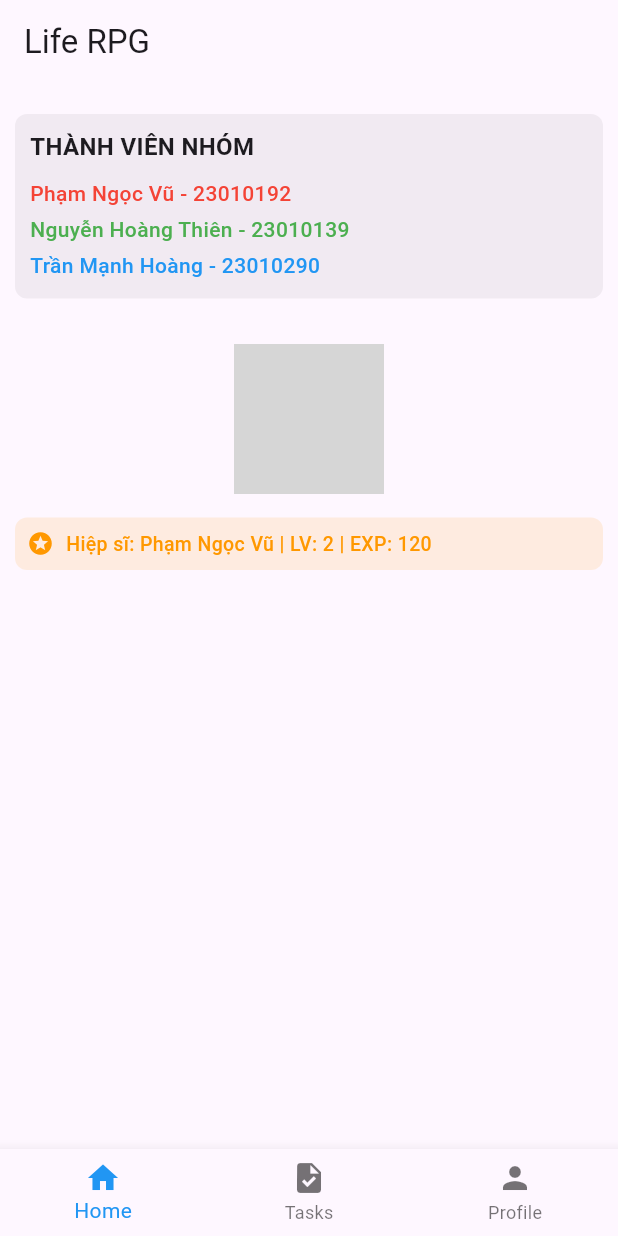
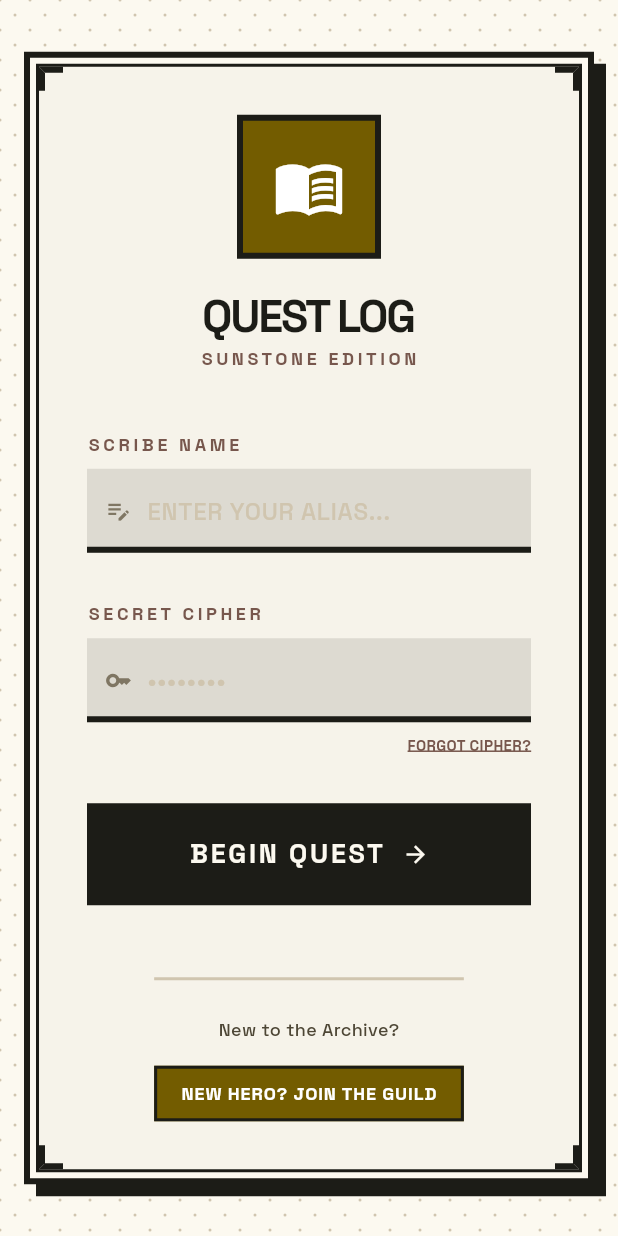
Before and after one commit to vu-phamngoc/ProjectName_Thien_Vu_Hoang_N03_1_2026, a Flutter app: the screen it shows after launch, on a phone screen of 412 x 824 dp. Run offline on Flutter 3.47's test engine with Material 3 defaults, Android fonts, the phone set to English and light mode, and no system bars; our stand-ins replace google_fonts; grey boxes are pictures that could not be loaded.

Commit message:
login screen

```diff
--- a/flutter_application/lib/front/screens/login_screen.dart
+++ b/flutter_application/lib/front/screens/login_screen.dart
@@ -0,0 +1,381 @@
+import 'package:flutter/material.dart';
+import 'package:google_fonts/google_fonts.dart';
+
+class LoginScreen extends StatelessWidget {
+  const LoginScreen({Key? key}) : super(key: key);
+
+  @override
+  Widget build(BuildContext context) {
+    return Scaffold(
+      backgroundColor: const Color(0xFFFCF9F0), // surface
+      body: Stack(
+        children: [
+          // Background dotted pattern
+          Positioned.fill(
+            child: CustomPaint(
+              painter: _DotGridPainter(),
+            ),
+          ),
+
+          // Background floating icons (optional decoration as per design)
+          const Positioned(
+            top: 40,
+            right: 40,
+            child: Opacity(
+              opacity: 0.1,
+              child: Icon(Icons.history_edu, size: 192, color: Color(0xFF1C1C17)),
+            ),
+          ),
+          const Positioned(
+            bottom: 40,
+            left: 40,
+            child: Opacity(
+              opacity: 0.1,
+              child: Icon(Icons.token, size: 192, color: Color(0xFF1C1C17)),
+            ),
+          ),
+
+          // Main Login Card
+          Center(
+            child: SingleChildScrollView(
+              padding: const EdgeInsets.all(16.0),
+              child: ConstrainedBox(
+                constraints: const BoxConstraints(maxWidth: 448),
+                child: Container(
+                  decoration: BoxDecoration(
+                    color: const Color(0xFFFCF9F0), // surface
+                    border: Border.all(color: const Color(0xFF1C1C17), width: 4),
+                    boxShadow: const [
+                      BoxShadow(
+                        color: Color(0xFF1C1C17),
+                        offset: Offset(8, 8),
+                      ),
+                    ],
+                  ),
+                  padding: const EdgeInsets.all(4),
+                  child: Container(
+                    decoration: BoxDecoration(
+                      color: const Color(0xFFF6F3EA), // surface-container-low
+                      border: Border.all(color: const Color(0xFF1C1C17), width: 2),
+                    ),
+                    child: Stack(
+                      children: [
+                        // Decorative Corners
+                        Positioned.fill(child: _buildCorners()),
+
+                        // Content
+                        Padding(
+                          padding: const EdgeInsets.all(32.0),
+                          child: Column(
+                            mainAxisSize: MainAxisSize.min,
+                            children: [
+                              // Heraldry / Logo
+                              Container(
+                                width: 96,
+                                height: 96,
+                                decoration: BoxDecoration(
+                                  color: const Color(0xFF735C00), // secondary
+                                  border: Border.all(color: const Color(0xFF1C1C17), width: 4),
+                                ),
+                                alignment: Alignment.center,
+                                child: const Icon(
+                                  Icons.menu_book,
+                                  color: Colors.white,
+                                  size: 48,
+                                ),
+                              ),
+                              const SizedBox(height: 24),
+
+                              Text(
+                                'QUEST LOG',
+                                style: GoogleFonts.spaceGrotesk(
+                                  fontSize: 30,
+                                  fontWeight: FontWeight.bold,
+                                  color: const Color(0xFF1C1C17), // on-surface
+                                  letterSpacing: -1.5,
+                                  height: 1.0,
+                                ),
+                              ),
+                              const SizedBox(height: 4),
+                              Text(
+                                'SUNSTONE EDITION',
+                                style: GoogleFonts.spaceGrotesk(
+                                  fontSize: 12,
+                                  fontWeight: FontWeight.bold,
+                                  color: const Color(0xFF77574D), // primary
+                                  letterSpacing: 2.4,
+                                ),
+                              ),
+                              const SizedBox(height: 40),
+
+                              // Form
+                              _buildInputField(
+                                label: 'SCRIBE NAME',
+                                icon: Icons.edit_note,
+                                hint: 'ENTER YOUR ALIAS...',
+                              ),
+                              const SizedBox(height: 32),
+
+                              _buildInputField(
+                                label: 'SECRET CIPHER',
+                                icon: Icons.key,
+                                hint: '••••••••',
+                                isPassword: true,
+                              ),
+                              const SizedBox(height: 8),
+
+                              Align(
+                                alignment: Alignment.centerRight,
+                                child: InkWell(
+                                  onTap: () {},
+                                  child: Text(
+                                    'FORGOT CIPHER?',
+                                    style: GoogleFonts.spaceGrotesk(
+                                      fontSize: 10,
+                                      fontWeight: FontWeight.bold,
+                                      color: const Color(0xFF77574D), // primary
+                                      decoration: TextDecoration.underline,
+                                      decorationColor: const Color(0xFF77574D),
+                                      decorationThickness: 2,
+                                    ),
+                                  ),
+                                ),
+                              ),
+                              const SizedBox(height: 32),
+
+                              // Submit Button
+                              SizedBox(
+                                width: double.infinity,
+                                height: 68,
+                                child: ElevatedButton(
+                                  onPressed: () {},
+                                  style: ElevatedButton.styleFrom(
+                                    backgroundColor: const Color(0xFF1C1C17), // on-surface
+                                    foregroundColor: const Color(0xFFFCF9F0), // surface
+                                    shape: const RoundedRectangleBorder(
+                                      borderRadius: BorderRadius.zero,
+                                    ),
+                                    elevation: 0,
+                                    padding: EdgeInsets.zero,
+                                  ),
+                                  child: Row(
+                                    mainAxisAlignment: MainAxisAlignment.center,
+                                    children: [
+                                      Text(
+                                        'BEGIN QUEST',
+                                        style: GoogleFonts.spaceGrotesk(
+                                          fontSize: 18,
+                                          fontWeight: FontWeight.w800,
+                                          letterSpacing: 1.8,
+                                        ),
+                                      ),
+                                      const SizedBox(width: 12),
+                                      const Icon(Icons.arrow_forward),
+                                    ],
+                                  ),
+                                ),
+                              ),
+
+                              const SizedBox(height: 48),
+
+                              // Footer
+                              Container(
+                                padding: const EdgeInsets.only(top: 24),
+                                decoration: const BoxDecoration(
+                                  border: Border(
+                                    top: BorderSide(
+                                      color: Color(0xFFD0C5AF), // outline-variant
+                                      width: 2,
+                                    ),
+                                  ),
+                                ),
+                                child: Column(
+                                  children: [
+                                    Text(
+                                      'New to the Archive?',
+                                      style: GoogleFonts.spaceGrotesk(
+                                        fontSize: 12,
+                                        fontWeight: FontWeight.w500,
+                                        color: const Color(0xFF4D4635), // on-surface-variant
+                                      ),
+                                    ),
+                                    const SizedBox(height: 16),
+                                    Material(
+                                      color: const Color(0xFF735C00), // secondary
+                                      child: InkWell(
+                                        onTap: () {},
+                                        child: Container(
+                                          padding: const EdgeInsets.symmetric(horizontal: 16, vertical: 8),
+                                          decoration: BoxDecoration(
+                                            border: Border.all(
+                                              color: const Color(0xFF1C1C17), // on-surface
+                                              width: 2,
+                                            ),
+                                          ),
+                                          child: Text(
+                                            'NEW HERO? JOIN THE GUILD',
+                                            style: GoogleFonts.spaceGrotesk(
+                                              fontSize: 12,
+                                              fontWeight: FontWeight.bold,
+                                              color: Colors.white, // on-secondary
+                                              letterSpacing: 0.6,
+                                            ),
+                                          ),
+                                        ),
+                                      ),
+                                    ),
+                                  ],
+                                ),
+                              ),
+                            ],
+                          ),
+                        ),
+                      ],
+                    ),
+                  ),
+                ),
+              ),
+            ),
+          ),
+        ],
+      ),
+    );
+  }
+
+  Widget _buildInputField({
+    required String label,
+    required IconData icon,
+    required String hint,
+    bool isPassword = false,
+  }) {
+    return Column(
+      crossAxisAlignment: CrossAxisAlignment.start,
+      children: [
+        Text(
+          label,
+          style: GoogleFonts.spaceGrotesk(
+            fontSize: 12,
+            fontWeight: FontWeight.bold,
+            color: const Color(0xFF77574D), // primary
+            letterSpacing: 2.4,
+          ),
+        ),
+        const SizedBox(height: 8),
+        Container(
+          color: const Color(0xFFDDDAD1), // surface-dim
+          child: Stack(
+            alignment: Alignment.centerLeft,
+            children: [
+              Padding(
+                padding: const EdgeInsets.only(left: 12.0),
+                child: Icon(icon, color: const Color(0xFF7F7663), size: 18), // outline
+              ),
+              TextField(
+                obscureText: isPassword,
+                style: GoogleFonts.spaceGrotesk(
+                  fontWeight: FontWeight.w500,
+                  color: const Color(0xFF1C1C17), // on-surface
+                ),
+                decoration: InputDecoration(
+                  hintText: hint,
+                  hintStyle: GoogleFonts.spaceGrotesk(
+                    fontWeight: FontWeight.w500,
+                    color: const Color(0xFFD0C5AF), // outline-variant
+                  ),
+                  contentPadding: const EdgeInsets.only(left: 40, right: 12, top: 16, bottom: 16),
+                  border: const UnderlineInputBorder(
+                    borderSide: BorderSide(color: Color(0xFF1C1C17), width: 4),
+                  ),
+                  enabledBorder: const UnderlineInputBorder(
+                    borderSide: BorderSide(color: Color(0xFF1C1C17), width: 4),
+                  ),
+                  focusedBorder: const UnderlineInputBorder(
+                    borderSide: BorderSide(color: Color(0xFF735C00), width: 4), // secondary
+                  ),
+                ),
+              ),
+            ],
+          ),
+        ),
+      ],
+    );
+  }
+
+  Widget _buildCorners() {
+    const borderColor = Color(0xFF1C1C17); // on-surface
+    return Stack(
+      children: [
+        Positioned(
+          top: 0, left: 0,
+          child: Container(
+            width: 16, height: 16,
+            decoration: const BoxDecoration(
+              border: Border(
+                top: BorderSide(color: borderColor, width: 4),
+                left: BorderSide(color: borderColor, width: 4),
+              ),
+            ),
+          ),
+        ),
+        Positioned(
+          top: 0, right: 0,
+          child: Container(
+            width: 16, height: 16,
+            decoration: const BoxDecoration(
+              border: Border(
+                top: BorderSide(color: borderColor, width: 4),
+                right: BorderSide(color: borderColor, width: 4),
+              ),
+            ),
+          ),
+        ),
+        Positioned(
+          bottom: 0, left: 0,
+          child: Container(
+            width: 16, height: 16,
+            decoration: const BoxDecoration(
+              border: Border(
+                bottom: BorderSide(color: borderColor, width: 4),
+                left: BorderSide(color: borderColor, width: 4),
+              ),
+            ),
+          ),
+        ),
+        Positioned(
+          bottom: 0, right: 0,
+          child: Container(
+            width: 16, height: 16,
+            decoration: const BoxDecoration(
+              border: Border(
+                bottom: BorderSide(color: borderColor, width: 4),
+                right: BorderSide(color: borderColor, width: 4),
+              ),
+            ),
+          ),
+        ),
+      ],
+    );
+  }
+}
+
+class _DotGridPainter extends CustomPainter {
+  @override
+  void paint(Canvas canvas, Size size) {
+    final paint = Paint()
+      ..color = const Color(0xFFD0C5AF) // outline-variant
+      ..style = PaintingStyle.fill;
+
+    const spacing = 20.0;
+    const radius = 1.0;
+
+    for (double y = 0; y < size.height; y += spacing) {
+      for (double x = 0; x < size.width; x += spacing) {
+        canvas.drawCircle(Offset(x, y), radius, paint);
+        canvas.drawCircle(Offset(x + 10, y + 10), radius, paint);
+      }
+    }
+  }
+
+  @override
+  bool shouldRepaint(covariant CustomPainter oldDelegate) => false;
+}
--- a/flutter_application/lib/main.dart
+++ b/flutter_application/lib/main.dart
@@ -2,6 +2,7 @@ import 'package:flutter/material.dart';
 import 'package:flutter_application/front/screens/home_screen.dart';
 import 'package:flutter_application/front/screens/task_screen.dart';
 import 'package:flutter_application/front/screens/profile_screen.dart';
+import 'package:flutter_application/front/screens/login_screen.dart';
 
 void main() {
   runApp(const MyApp());
@@ -14,7 +15,7 @@ class MyApp extends StatelessWidget {
   Widget build(BuildContext context) {
     return const MaterialApp(
       debugShowCheckedModeBanner: false,
-      home: DemoPage(),
+      home: LoginScreen(),
     );
   }
 }
--- a/flutter_application/pubspec.yaml
+++ b/flutter_application/pubspec.yaml
@@ -34,6 +34,7 @@ dependencies:
   # The following adds the Cupertino Icons font to your application.
   # Use with the CupertinoIcons class for iOS style icons.
   cupertino_icons: ^1.0.8
+  google_fonts: ^8.1.0
 
 dev_dependencies:
   flutter_test:
```
Also changed, not shown: flutter_application/pubspec.lock, 2 other files.
